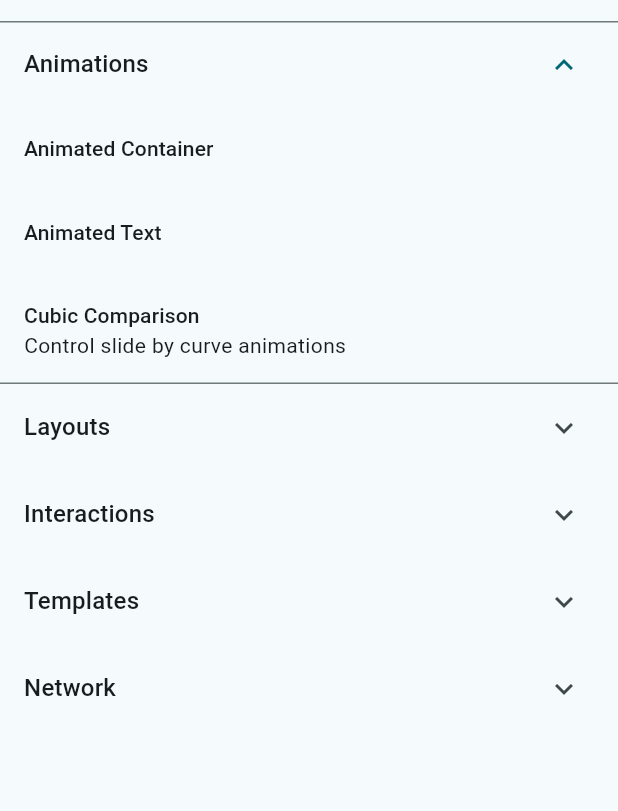
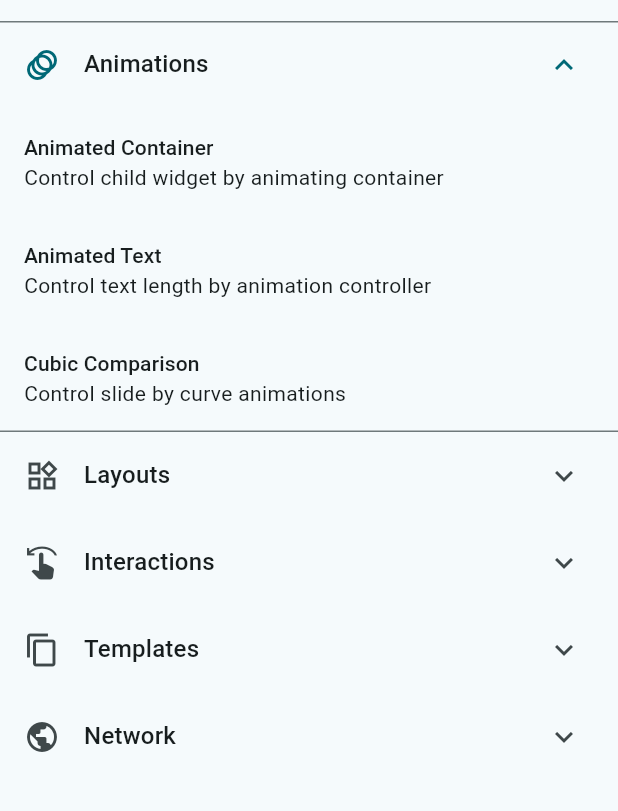
Before and after one commit to intimeplan/flutter_examples, a Flutter app: the screen it shows after launch, after a tap on "Animations", on a phone screen of 412 x 824 dp, the part 63-874 px from its top. Run offline on Flutter 3.47's test engine with Material 3 defaults, Android fonts, the phone set to English and light mode, and no system bars; our stand-ins replace share_plus; generated files the repository leaves out were written again.

Commit message:
improve(global): - add example list item leading icon - add information list item leading icon - add drawer list item leading icon

```diff
--- a/lib/example/animation/animation_example_1.dart
+++ b/lib/example/animation/animation_example_1.dart
@@ -65,14 +65,19 @@ class _AnimationExampleOneState extends State<_AnimationExampleOne> {
                 alignment: Alignment.topLeft,
                 child: AnimatedContainer(
                   clipBehavior: Clip.hardEdge,
-                  color: !_animated ? Colors.yellow : Colors.blue,
+                  color: !_animated
+                      ? Colors.yellow
+                      : Colors.blue,
                   padding:  EdgeInsets.all(!_animated ? 8 : 16),
                   width: !_animated ? size/2 : size,
                   height: !_animated ? size/2 : size,
                   duration: const Duration(milliseconds: 500),
                   curve: Curves.fastOutSlowIn,
-                  child: SizedBox.expand(
+                  child: Opacity(
+                    opacity: 0.7,
+                    child: SizedBox.expand(
                       child: Image.asset("assets/480px-Hubble_ultra_deep_field.jpg")
+                    ),
                   ),
                 ),
               ),
--- a/lib/example_list.dart
+++ b/lib/example_list.dart
@@ -1,4 +1,5 @@
 import 'package:flutter/material.dart';
+import 'package:flutter/widgets.dart';
 import 'package:flutter_example/example/animation/animation_example_1.dart';
 import 'package:flutter_example/example/animation/animation_example_2.dart';
 import 'package:flutter_example/example/interaction/interaction_example_1.dart';
@@ -115,7 +116,8 @@ abstract class AbsExamplePage extends StatelessWidget {
 /// An Example [title] is key should be unique in same list layer.
 class Example {
   final String title, description;
-  Example({required this.title, required this.description});
+  IconData? icon;
+  Example({required this.title, required this.description, this.icon});
 }
 
 /// Example List Configuration
@@ -126,8 +128,10 @@ class ExampleConfig {
   /// Define example list by TITLES.
   /// List is a "parent > child" structure.
   late List<(Example parent, List<Example> children)> list = [
+    // category_animation
     (
       Example(
+        icon: Icons.animation,
         title: AppLocalizations.of(context)!.example_category_animation_title,
         description: AppLocalizations.of(context)!.example_category_animation_description
       ),
@@ -146,8 +150,10 @@ class ExampleConfig {
         ),
       ]
     ),
+    // category_layout
     (
       Example(
+        icon: Icons.widgets_outlined,
         title: AppLocalizations.of(context)!.example_category_layout_title,
         description: AppLocalizations.of(context)!.example_category_layout_description
       ),
@@ -162,8 +168,10 @@ class ExampleConfig {
         ),
       ]
     ),
+    // category_interaction
     (
       Example(
+        icon: Icons.swipe_left,
         title: AppLocalizations.of(context)!.example_category_interaction_title,
         description: AppLocalizations.of(context)!.example_category_interaction_description
       ),
@@ -174,8 +182,10 @@ class ExampleConfig {
         ),
       ]
     ),
+    // category_template
     (
       Example(
+        icon: Icons.copy,
         title: AppLocalizations.of(context)!.example_category_template_title,
         description: AppLocalizations.of(context)!.example_category_template_description
       ),
@@ -190,8 +200,10 @@ class ExampleConfig {
         ),
       ]
     ),
+    // category_network
     (
       Example(
+        icon: Icons.public,
         title: AppLocalizations.of(context)!.example_category_network_title,
         description: AppLocalizations.of(context)!.example_category_network_description
       ),
@@ -200,7 +212,6 @@ class ExampleConfig {
           title: AppLocalizations.of(context)!.network_example_1_title,
           description: AppLocalizations.of(context)!.network_example_1_description
         ),
-
         Example(
           title: AppLocalizations.of(context)!.network_example_2_title,
           description: AppLocalizations.of(context)!.network_example_2_description
@@ -244,10 +255,16 @@ class ExampleConfig {
       if (child == AppLocalizations.of(context)!.template_example_1_title) {
         return TemplateExampleOne(title: child, description: description);
       }
+      if (child == AppLocalizations.of(context)!.template_example_2_title) {
+        return TemplateExampleTwo(title: child, description: description);
+      }
     }
     if (parent == AppLocalizations.of(context)!.example_category_network_title) {
       if (child == AppLocalizations.of(context)!.network_example_1_title) {
         return NetworkExampleOne(title: child, description: description);
+      }
+      if (child == AppLocalizations.of(context)!.network_example_2_title) {
+        return NetworkExampleTwo(title: child, description: description);
       }
     }
     return null;
@@ -290,6 +307,7 @@ class ExampleList extends StatelessWidget {
       }
       widgets.add(
         _ListTileHero(
+          icon: child.icon,
           title: child.title,
           description: child.description.trim().isNotEmpty ? child.description : null,
           onTap: () {
@@ -300,6 +318,7 @@ class ExampleList extends StatelessWidget {
       );
     }
     return ExpansionTile(
+      leading: parent.icon != null ? Icon(parent.icon) : null,
       title: Text(parent.title, style: Theme.of(context).textTheme.titleMedium),
       subtitle: parent.description.trim().isNotEmpty ? Text(parent.description) : null,
       children: widgets,
@@ -325,14 +344,16 @@ class _ListTileHero extends StatelessWidget {
 
   final String title;
   final String? description;
+  final IconData? icon;
   final GestureTapCallback? onTap;
   const _ListTileHero({
-    required this.title, required this.onTap, this.description
+    required this.title, required this.onTap, this.description, this.icon,
   });
 
   @override
   Widget build(BuildContext context) {
     return ListTile(
+      leading: icon != null ? Icon(icon) : null,
       title: Hero(
         tag: title, // AbsExamplePage.hero_key_title,
         // Don't forget Material(), see example from:
--- a/lib/l10n/app_en.arb
+++ b/lib/l10n/app_en.arb
@@ -22,14 +22,14 @@
     "@animation_example_1_title": {
         "description": "對應 animation_example_1.dart"
     },
-    "animation_example_1_description": "",
+    "animation_example_1_description": "Control child widget by animating container",
 
 
     "animation_example_2_title": "Animated Text",
     "@animation_example_2_title": {
         "description": "對應 animation_example_2.dart"
     },
-    "animation_example_2_description": "",
+    "animation_example_2_description": "Control text length by animation controller",
 
 
     "animation_example_3_title": "Cubic Comparison",
@@ -85,16 +85,18 @@
 
     "network_example_1_title": "REST API",
     "@network_example_1_title": {},
-    "network_example_1_description": "",
+    "network_example_1_description": "An API url tester",
+
 
     "network_example_2_title": "Image Download & Share",
     "@network_example_2_title": {},
-    "network_example_2_description": "",
+    "network_example_2_description": "An image url tester",
     "network_example_2_title_url": "Image URL",
     "network_example_2_title_preview": "Image Preview (Long click to share)",
     "network_example_2_title_send": "Image Sending",
     "network_example_2_hint_no_image": "No image file",
     "network_example_2_hint_unable_share": "Unable to share",
+
 
 
     "wiki_universe_title": "Universe - Wikipedia",
--- a/lib/main.dart
+++ b/lib/main.dart
@@ -1,5 +1,7 @@
 import 'package:flutter/cupertino.dart';
 import 'package:flutter/material.dart';
+import 'package:flutter/painting.dart';
+import 'package:flutter/rendering.dart';
 import 'package:flutter/widgets.dart';
 import 'package:flutter_example/example_list.dart';
 import 'package:flutter_example/information_page.dart';
@@ -109,10 +111,31 @@ class _MyHomePageState extends State<MyHomePage> {
                 // Colors.amber, perhaps?) and trigger a hot reload to see the AppBar
                 // change color while the other colors stay the same.
                 color: Theme.of(context).colorScheme.inversePrimary,
+                // image: DecorationImage(image: AssetImage("assets/appLogo.jpg")),
+                // color: Color(0xFF64C8C8),
               ),
-              child: Text(AppLocalizations.of(context)!.appName),
+              child: Column(
+                crossAxisAlignment: CrossAxisAlignment.start,
+                children: [
+                  Text(
+                    AppLocalizations.of(context)!.appName,
+                    style: Theme.of(context).textTheme.titleMedium
+                  ),
+                  const Spacer(),
+                  const ClipOval(
+                    child: Opacity(
+                      opacity: 0.7,
+                      child: SizedBox(
+                        width: 48, height: 48,
+                        child: Image(image: AssetImage("assets/appLogo.jpg")),
+                      ),
+                    ),
+                  ),
+                ]
+              ),
             ),
             ListTile(
+              leading: Icon(Icons.topic_outlined),
               title: Text(AppLocalizations.of(context)!.example_page_title),
               onTap: () {
                 _scaffoldKey.currentState?.closeDrawer();
@@ -120,6 +143,7 @@ class _MyHomePageState extends State<MyHomePage> {
               },
             ),
             ListTile(
+              leading: Icon(Icons.info_outline),
               title: Text(AppLocalizations.of(context)!.information_page_title),
               onTap: () {
                 // Navigator.pop(context);
--- a/pubspec.yaml
+++ b/pubspec.yaml
@@ -68,7 +68,6 @@ dev_dependencies:
   # 需要搭配指令去創建對應平台的圖資： flutter pub run flutter_launcher_icons
   # https://pub.dev/packages/flutter_launcher_icons
   flutter_launcher_icons: "^0.13.1"
-
 
 
 # For information on the generic Dart part of this file, see the
```
Also changed, not shown: lib/information_page.dart (+30 -30 lines), 2 other files. Lines whose indentation alone changed are shown as unchanged.
